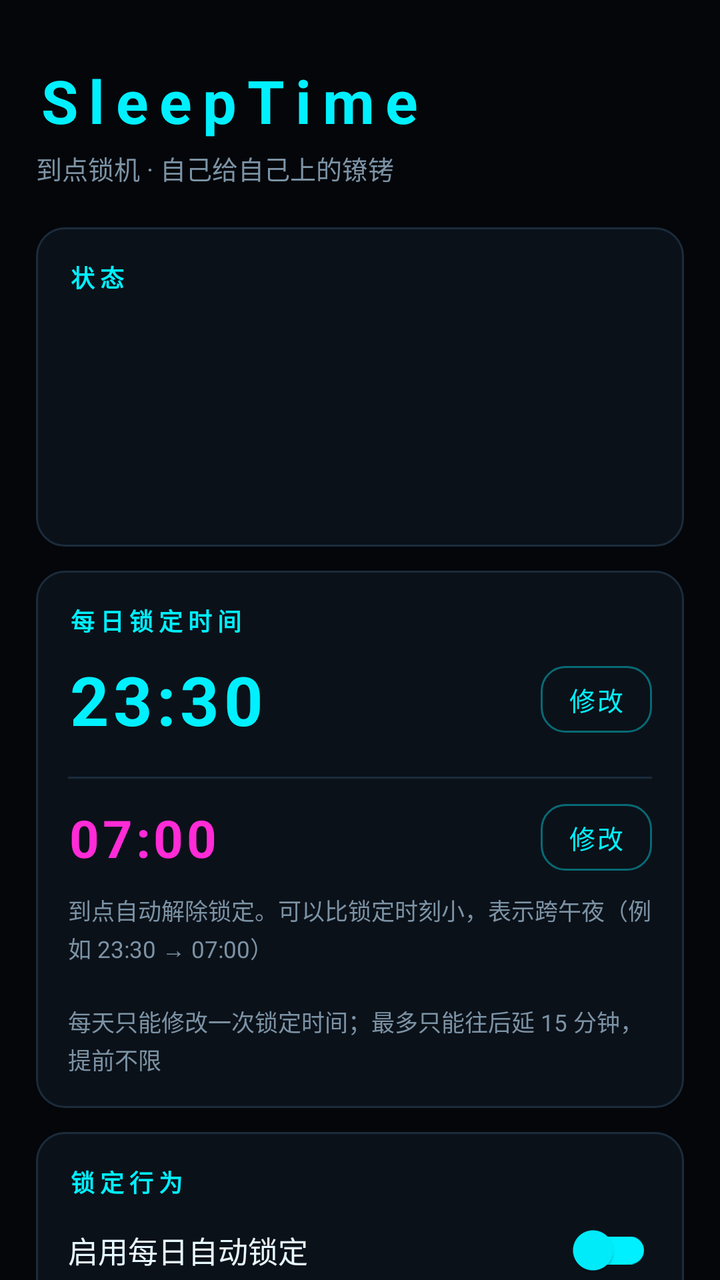
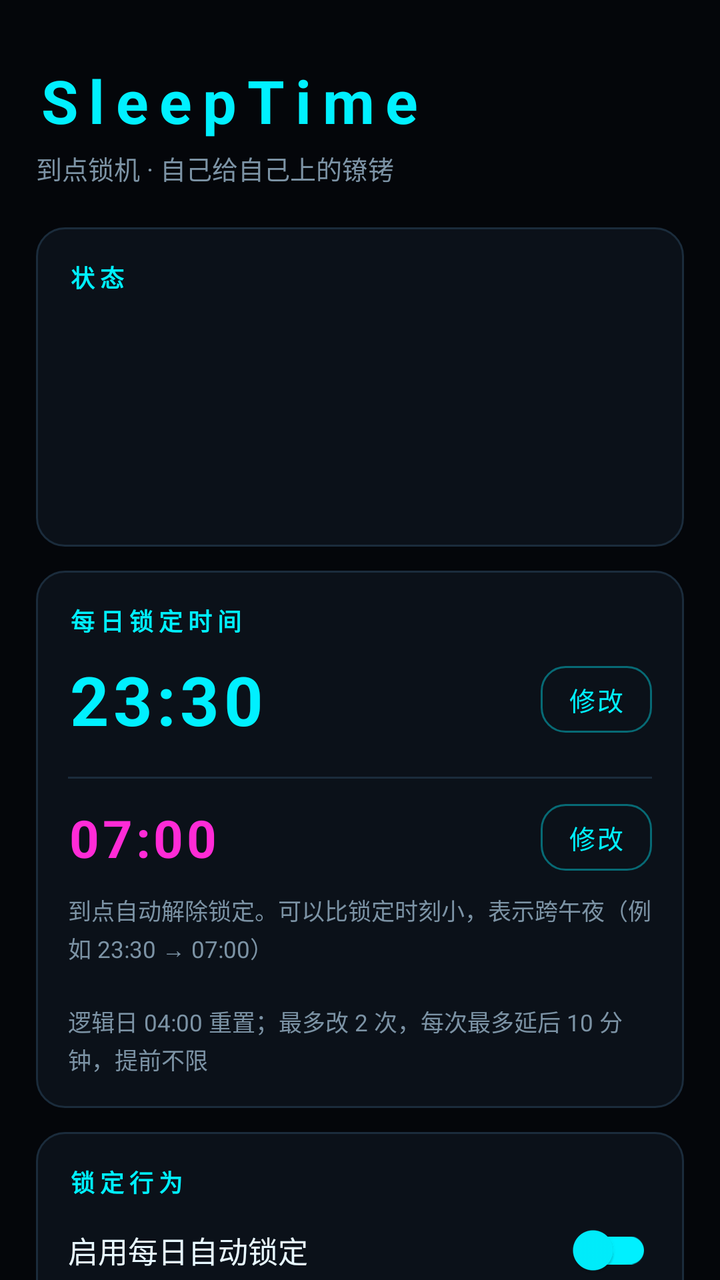

Screens rendered from an Android XML layout before and after an edit, with the pre-edit source and the edit as a unified diff.
<!-- AndroidManifest.xml: application theme Theme.SleepTime -->
<!-- res/layout/activity_main.xml -->
<?xml version="1.0" encoding="utf-8"?>
<ScrollView xmlns:android="http://schemas.android.com/apk/res/android"
    xmlns:app="http://schemas.android.com/apk/res-auto"
    android:layout_width="match_parent"
    android:layout_height="match_parent"
    android:background="@color/bg"
    android:fillViewport="true"
    android:scrollbars="none">

    <LinearLayout
        android:layout_width="match_parent"
        android:layout_height="wrap_content"
        android:orientation="vertical"
        android:paddingStart="18dp"
        android:paddingTop="30dp"
        android:paddingEnd="18dp"
        android:paddingBottom="44dp">

        
        <TextView
            android:layout_width="wrap_content"
            android:layout_height="wrap_content"
            android:letterSpacing="0.18"
            android:text="@string/app_name"
            android:textColor="@color/neon_cyan"
            android:textSize="30sp"
            android:textStyle="bold" />

        <TextView
            android:layout_width="wrap_content"
            android:layout_height="wrap_content"
            android:layout_marginTop="4dp"
            android:text="@string/brand_sub"
            android:textColor="@color/text_dim"
            android:textSize="13sp" />

        
        <LinearLayout style="@style/Card" android:layout_marginTop="20dp">

            <TextView style="@style/SecTitle" android:text="@string/sec_status" />

            <TextView
                android:id="@+id/tvStatusTitle"
                android:layout_width="match_parent"
                android:layout_height="wrap_content"
                android:layout_marginTop="10dp"
                android:textColor="@color/text"
                android:textSize="18sp"
                android:textStyle="bold" />

            <TextView
                android:id="@+id/tvStatusNext"
                android:layout_width="match_parent"
                android:layout_height="wrap_content"
                android:layout_marginTop="4dp"
                android:textColor="@color/text_dim"
                android:textSize="12.5sp" />

            <TextView
                android:id="@+id/tvCountdown"
                android:layout_width="match_parent"
                android:layout_height="wrap_content"
                android:layout_marginTop="10dp"
                android:textColor="@color/neon_magenta"
                android:textSize="14sp"
                android:letterSpacing="0.08" />

            <TextView
                android:id="@+id/tvLockState"
                android:layout_width="match_parent"
                android:layout_height="wrap_content"
                android:layout_marginTop="8dp"
                android:lineSpacingExtra="2dp"
                android:textColor="@color/text_dim"
                android:textSize="12.5sp" />
        </LinearLayout>

        
        <LinearLayout style="@style/Card">

            <TextView style="@style/SecTitle" android:text="@string/sec_time" />

            <LinearLayout style="@style/Row">

                <TextView
                    android:id="@+id/tvTime"
                    android:layout_width="0dp"
                    android:layout_height="wrap_content"
                    android:layout_weight="1"
                    android:letterSpacing="0.06"
                    android:text="23:30"
                    android:textColor="@color/neon_cyan"
                    android:textSize="34sp"
                    android:textStyle="bold" />

                <TextView
                    android:id="@+id/btnPickTime"
                    style="@style/Btn.Ghost"
                    android:text="@string/btn_pick_time" />
            </LinearLayout>

            <View
                android:layout_width="match_parent"
                android:layout_height="1dp"
                android:layout_marginTop="8dp"
                android:layout_marginBottom="4dp"
                android:background="@color/line" />

            <LinearLayout style="@style/Row">

                <TextView
                    android:id="@+id/tvUnlockTime"
                    android:layout_width="0dp"
                    android:layout_height="wrap_content"
                    android:layout_weight="1"
                    android:letterSpacing="0.06"
                    android:text="07:00"
                    android:textColor="@color/neon_magenta"
                    android:textSize="26sp"
                    android:textStyle="bold" />

                <TextView
                    android:id="@+id/btnPickUnlock"
                    style="@style/Btn.Ghost"
                    android:text="@string/btn_pick_time" />
            </LinearLayout>

            <TextView
                style="@style/Sub"
                android:text="到点自动解除锁定。可以比锁定时刻小，表示跨午夜（例如 23:30 → 07:00）" />

            <TextView
                android:id="@+id/tvNextAlarm"
                style="@style/Sub" />

            <TextView
                style="@style/Sub"
                android:text="每天只能修改一次锁定时间；最多只能往后延 15 分钟，提前不限" />
        </LinearLayout>

        
        <LinearLayout style="@style/Card">

            <TextView style="@style/SecTitle" android:text="@string/sec_switch" />

            <androidx.appcompat.widget.SwitchCompat
                android:id="@+id/swEnabled"
                android:layout_width="match_parent"
                android:layout_height="wrap_content"
                android:layout_marginTop="12dp"
                android:text="@string/sw_enabled"
                android:textColor="@color/text"
                android:textSize="15sp"
                app:trackTint="@color/neon_cyan"
                app:thumbTint="@color/neon_cyan" />

            <TextView style="@style/Sub" android:text="@string/sw_enabled_sub" />

            <androidx.appcompat.widget.SwitchCompat
                android:id="@+id/swNotify"
                android:layout_width="match_parent"
                android:layout_height="wrap_content"
                android:layout_marginTop="14dp"
                android:text="显示详细前台通知"
                android:textColor="@color/text"
                android:textSize="15sp"
                app:trackTint="@color/neon_cyan"
                app:thumbTint="@color/neon_cyan" />

            <TextView style="@style/Sub" android:text="关闭后仍保留系统要求的最小前台服务通知，无法完全隐藏" />

            <View
                android:layout_width="match_parent"
                android:layout_height="1dp"
                android:layout_marginTop="12dp"
                android:layout_marginBottom="4dp"
                android:background="@color/line" />

            <androidx.appcompat.widget.SwitchCompat
                android:id="@+id/swPinTask"
                android:layout_width="match_parent"
                android:layout_height="wrap_content"
                android:layout_marginTop="8dp"
                android:text="@string/sw_pin"
                android:textColor="@color/text"
                android:textSize="15sp"
                app:trackTint="@color/neon_cyan"
                app:thumbTint="@color/neon_cyan" />

            <TextView style="@style/Sub" android:text="@string/sw_pin_sub" />

            <androidx.appcompat.widget.SwitchCompat
                android:id="@+id/swAllowCalls"
                android:layout_width="match_parent"
                android:layout_height="wrap_content"
                android:layout_marginTop="14dp"
                android:text="@string/sw_calls"
                android:textColor="@color/text"
                android:textSize="15sp"
                app:trackTint="@color/neon_cyan"
                app:thumbTint="@color/neon_cyan" />

            <TextView style="@style/Sub" android:text="@string/sw_calls_sub" />

            <androidx.appcompat.widget.SwitchCompat
                android:id="@+id/swKeepScreen"
                android:layout_width="match_parent"
                android:layout_height="wrap_content"
                android:layout_marginTop="14dp"
                android:text="@string/sw_keep_screen"
                android:textColor="@color/text"
                android:textSize="15sp"
                app:trackTint="@color/neon_cyan"
                app:thumbTint="@color/neon_cyan" />

            <TextView style="@style/Sub" android:text="@string/sw_keep_screen_sub" />

            <androidx.appcompat.widget.SwitchCompat
                android:id="@+id/swTurnScreen"
                android:layout_width="match_parent"
                android:layout_height="wrap_content"
                android:layout_marginTop="14dp"
                android:text="@string/sw_turn_screen"
                android:textColor="@color/text"
                android:textSize="15sp"
                app:trackTint="@color/neon_cyan"
                app:thumbTint="@color/neon_cyan" />

            <TextView style="@style/Sub" android:text="@string/sw_turn_screen_sub" />
        </LinearLayout>

        
        <LinearLayout style="@style/Card">

            <TextView style="@style/SecTitle" android:text="@string/sec_hold" />

            <LinearLayout style="@style/Row">

                <LinearLayout
                    android:layout_width="0dp"
                    android:layout_height="wrap_content"
                    android:layout_weight="1"
                    android:orientation="vertical">

                    <TextView
                        android:id="@+id/tvHold"
                        android:layout_width="wrap_content"
                        android:layout_height="wrap_content"
                        android:textColor="@color/neon_magenta"
                        android:textSize="22sp"
                        android:textStyle="bold" />

                    <TextView
                        android:layout_width="wrap_content"
                        android:layout_height="wrap_content"
                        android:layout_marginTop="2dp"
                        android:text="手指按住黑屏不放，抬手即重新计时 · 无进度提示"
                        android:textColor="@color/text_dim"
                        android:textSize="11.5sp" />
                </LinearLayout>

                <TextView
                    android:id="@+id/btnPickHold"
                    style="@style/Btn.Ghost"
                    android:text="@string/btn_pick_hold" />
            </LinearLayout>

        </LinearLayout>

        
        <LinearLayout style="@style/Card">

            <TextView style="@style/SecTitle" android:text="@string/sec_font" />

            <TextView
                android:id="@+id/tvFontPreview"
                android:layout_width="match_parent"
                android:layout_height="wrap_content"
                android:layout_marginTop="14dp"
                android:gravity="center"
                android:letterSpacing="0.16"
                android:paddingTop="10dp"
                android:paddingBottom="10dp"
                android:text="SleepTime"
                android:textColor="@color/neon_cyan"
                android:textSize="30sp"
                android:textStyle="bold" />

            <TextView
                android:id="@+id/tvFontName"
                style="@style/Sub"
                android:gravity="center" />

            <LinearLayout
                android:layout_width="match_parent"
                android:layout_height="wrap_content"
                android:layout_marginTop="10dp"
                android:gravity="center"
                android:orientation="horizontal">

                <TextView
                    android:id="@+id/btnPickFont"
                    style="@style/Btn.Ghost"
                    android:text="@string/btn_pick_font" />

                <TextView
                    android:id="@+id/btnResetFont"
                    style="@style/Btn.Ghost"
                    android:layout_marginStart="10dp"
                    android:text="@string/btn_reset_font" />
            </LinearLayout>
        </LinearLayout>

        
        <LinearLayout style="@style/Card">

            <TextView style="@style/SecTitle" android:text="@string/sec_perm" />

            <LinearLayout style="@style/PermissionRow">

                <LinearLayout
                    android:layout_width="0dp"
                    android:layout_height="wrap_content"
                    android:layout_weight="1"
                    android:orientation="vertical">

                    <TextView style="@style/Label" android:text="悬浮窗（必须）" />

                    <TextView
                        android:id="@+id/tvOverlayState"
                        style="@style/Sub" />
                </LinearLayout>

                <TextView
                    android:id="@+id/btnOverlay"
                    style="@style/Btn.Ghost"
                    android:text="@string/btn_fix" />
            </LinearLayout>

            <LinearLayout style="@style/PermissionRow">

                <LinearLayout
                    android:layout_width="0dp"
                    android:layout_height="wrap_content"
                    android:layout_weight="1"
                    android:orientation="vertical">

                    <TextView style="@style/Label" android:text="精确闹钟（必须）" />

                    <TextView
                        android:id="@+id/tvAlarmState"
                        style="@style/Sub" />
                </LinearLayout>

                <TextView
                    android:id="@+id/btnAlarm"
                    style="@style/Btn.Ghost"
                    android:text="@string/btn_fix" />
            </LinearLayout>

            <LinearLayout style="@style/PermissionRow">

                <LinearLayout
                    android:layout_width="0dp"
                    android:layout_height="wrap_content"
                    android:layout_weight="1"
                    android:orientation="vertical">

                    <TextView style="@style/Label" android:text="通知 / 全屏提醒（建议）" />

                    <TextView
                        android:id="@+id/tvNotiState"
                        style="@style/Sub" />
                </LinearLayout>

                <TextView
                    android:id="@+id/btnNoti"
                    style="@style/Btn.Ghost"
                    android:text="@string/btn_fix" />
            </LinearLayout>

            <LinearLayout style="@style/PermissionRow">

                <LinearLayout
                    android:layout_width="0dp"
                    android:layout_height="wrap_content"
                    android:layout_weight="1"
                    android:orientation="vertical">

                    <TextView style="@style/Label" android:text="电话权限（来电解麦用）" />

                    <TextView
                        android:id="@+id/tvPhoneState"
                        style="@style/Sub" />
                </LinearLayout>

                <TextView
                    android:id="@+id/btnPhone"
                    style="@style/Btn.Ghost"
                    android:text="@string/btn_fix" />
            </LinearLayout>

            <LinearLayout style="@style/PermissionRow">

                <LinearLayout
                    android:layout_width="0dp"
                    android:layout_height="wrap_content"
                    android:layout_weight="1"
                    android:orientation="vertical">

                    <TextView style="@style/Label" android:text="勿扰权限（免打扰用）" />

                    <TextView
                        android:id="@+id/tvDndState"
                        style="@style/Sub" />
                </LinearLayout>

                <TextView
                    android:id="@+id/btnDnd"
                    style="@style/Btn.Ghost"
                    android:text="@string/btn_fix" />
            </LinearLayout>

            
            <LinearLayout style="@style/PermissionRow">

                <LinearLayout
                    android:layout_width="0dp"
                    android:layout_height="wrap_content"
                    android:layout_weight="1"
                    android:orientation="vertical">

                    <TextView style="@style/Label" android:text="自启动（设置-应用-自启动）" />

                    <TextView
                        android:id="@+id/tvBootState"
                        style="@style/Sub" />
                </LinearLayout>

                <TextView
                    android:id="@+id/btnBoot"
                    style="@style/Btn.Ghost"
                    android:text="@string/btn_goto_settings" />
            </LinearLayout>

            
            <LinearLayout style="@style/PermissionRow">

                <LinearLayout
                    android:layout_width="0dp"
                    android:layout_height="wrap_content"
                    android:layout_weight="1"
                    android:orientation="vertical">

                    <TextView style="@style/Label" android:text="耗电管理（应用详情-耗电管理）" />

                    <TextView
                        android:id="@+id/tvBgState"
                        style="@style/Sub" />
                </LinearLayout>

                <TextView
                    android:id="@+id/btnBg"
                    style="@style/Btn.Ghost"
                    android:text="@string/btn_goto_app_detail" />
            </LinearLayout>

        </LinearLayout>

        
        <LinearLayout style="@style/Card">

            <TextView style="@style/SecTitle" android:text="诊断日志" />

            <androidx.appcompat.widget.SwitchCompat
                android:id="@+id/swTrace"
                android:layout_width="match_parent"
                android:layout_height="wrap_content"
                android:layout_marginTop="8dp"
                android:text="记录诊断日志"
                android:textColor="@color/text"
                android:textSize="15sp"
                app:trackTint="@color/neon_cyan"
                app:thumbTint="@color/neon_cyan" />

            <TextView
                android:id="@+id/tvTraceInfo"
                style="@style/Sub" />

            <TextView
                android:id="@+id/btnClearTrace"
                style="@style/Btn.Ghost"
                android:layout_width="match_parent"
                android:layout_marginTop="12dp"
                android:text="清空日志" />
        </LinearLayout>

        
        <LinearLayout style="@style/Card">

            <TextView style="@style/SecTitle" android:text="@string/sec_action" />

            <TextView
                android:id="@+id/btnTest"
                style="@style/Btn.Primary"
                android:layout_width="match_parent"
                android:layout_marginTop="14dp"
                android:text="@string/btn_test" />

            <TextView
                android:id="@+id/btnStopTonight"
                style="@style/Btn.Ghost"
                android:layout_width="match_parent"
                android:layout_marginTop="10dp"
                android:text="@string/btn_stop_tonight" />

            <TextView
                android:id="@+id/btnUninstall"
                style="@style/Btn.Danger"
                android:layout_width="match_parent"
                android:layout_marginTop="10dp"
                android:text="@string/btn_uninstall" />
        </LinearLayout>

        
        <LinearLayout style="@style/Card">

            <TextView style="@style/SecTitle" android:text="@string/sec_help" />

            <TextView
                android:layout_width="match_parent"
                android:layout_height="wrap_content"
                android:layout_marginTop="10dp"
                android:lineSpacingExtra="4dp"
                android:text="@string/help"
                android:textColor="@color/text_dim"
                android:textSize="12sp" />
        </LinearLayout>

    </LinearLayout>
</ScrollView>
<!-- resources referenced by this layout -->
<resources>
  <color name="bg">#FF04060A</color>
  <color name="line">#FF1B2C3C</color>
  <color name="neon_cyan">#FF00F0FF</color>
  <color name="neon_magenta">#FFFF2BD6</color>
  <color name="text">#FFE8F8FF</color>
  <color name="text_dim">#FF7C93A5</color>
  <string name="app_name">SleepTime</string>
  <string name="brand_sub">到点锁机 · 自己给自己上的镣铐</string>
  <string name="btn_fix">去授权</string>
  <string name="btn_goto_app_detail">去应用详情</string>
  <string name="btn_goto_settings">去设置</string>
  <string name="btn_pick_font">导入 .ttf</string>
  <string name="btn_pick_hold">修改</string>
  <string name="btn_pick_time">修改</string>
  <string name="btn_reset_font">恢复内置</string>
  <string name="btn_stop_tonight">停用今晚</string>
  <string name="btn_test">立即测试锁定</string>
  <string name="btn_uninstall">完全卸载</string>
  <string name="help">1. 首次使用：把「悬浮窗」和「精确闹钟」两个权限都点亮，否则到点不会触发。\n2. 国产 ROM（MIUI / EMUI / ColorOS / OriginOS）必须再去系统设置里给 SleepTime 打开：自启动、后台弹出界面、省电策略→无限制，并在最近任务里给它加锁。不做这一步，23:30 大概率不会响。\n3. 第一次锁定会弹出系统的「要固定此屏幕吗」，勾选「不再询问」并确认。之后 Home、最近任务、下拉通知栏全部失效。\n4. 解锁：手指按住黑屏不放满设定时长。「睡眠时间...」会出现在 SleepTime 下方，全程没有任何进度提示，抬手即重新计时。\n5. 想中途脱身有两个系统级硬出口（本 App 拦不住，也不打算拦）：屏幕固定的「返回 + 最近任务」组合键；以及 adb shell am force-stop com.sleeptime.lock。\n6. 卸载：先长按解锁或点「停用今晚」，再点「完全卸载」。\n7. 别让它被「强行停止」：应用详情 → 管理闲置应用 → 关掉自动休眠；耗电管理别选「禁止后台运行」；也别用一键清理类工具停它。被停了 Android 不允许任何闹钟/广播送达，只能靠一条显式广播或手动打开来救活 —— 详见 README 的「唤醒契约」。</string>
  <string name="sec_action">操作</string>
  <string name="sec_font">锁屏字体</string>
  <string name="sec_help">使用说明 / 避坑</string>
  <string name="sec_hold">解锁难度</string>
  <string name="sec_perm">权限 / 设置</string>
  <string name="sec_status">状态</string>
  <string name="sec_switch">锁定行为</string>
  <string name="sec_time">每日锁定时间</string>
  <string name="sw_calls">来电时让出屏幕</string>
  <string name="sw_calls_sub">来电话 / 微信通话时自动撤掉黑幕，挂断后立刻恢复锁定</string>
  <string name="sw_enabled">启用每日自动锁定</string>
  <string name="sw_enabled_sub">关闭后不会自动锁，但今晚已排的锁仍会生效（用「停用今晚」取消）</string>
  <string name="sw_keep_screen">锁定时保持屏幕常亮</string>
  <string name="sw_keep_screen_sub">默认关。关着更省电：屏幕自己黑掉，再点亮依然是锁着的</string>
  <string name="sw_pin">进入系统「屏幕固定」模式</string>
  <string name="sw_pin_sub">强烈建议开。开启后 Home / 最近任务 / 通知栏全部失效，第一次会弹系统确认框</string>
  <string name="sw_turn_screen">锁定时点亮屏幕</string>
  <string name="sw_turn_screen_sub">默认关。开着会在 23:30 把屏幕唤醒（睡着时会晃眼）</string>
  <style name="Btn.Danger">
          <item name="android:background">@drawable/bg_btn_danger</item>
          <item name="android:textColor">@color/danger</item>
      </style>
  <style name="Btn.Primary">
          <item name="android:background">@drawable/bg_btn_primary</item>
          <item name="android:textColor">#FF04141A</item>
          <item name="android:textStyle">bold</item>
      </style>
  <style name="Label">
          <item name="android:layout_width">match_parent</item>
          <item name="android:layout_height">wrap_content</item>
          <item name="android:textColor">@color/text</item>
          <item name="android:textSize">15sp</item>
      </style>
  <color name="danger">#FFFF3B5C</color>
  <!-- drawable bg_card (drawable) -->
  <?xml version="1.0" encoding="utf-8"?>
  <shape xmlns:android="http://schemas.android.com/apk/res/android"
      android:shape="rectangle">
      <corners android:radius="14dp" />
      <solid android:color="@color/panel" />
      <stroke
          android:width="1dp"
          android:color="@color/line" />
  </shape>
  <style name="Theme.SleepTime.Dialog" parent="Theme.AppCompat.Dialog.Alert">
          <item name="android:windowBackground">@color/panel</item>
          <item name="android:textColorPrimary">@color/text</item>
          <item name="android:textColorSecondary">@color/text_dim</item>
          <item name="colorAccent">@color/neon_cyan</item>
      </style>
  <color name="panel">#FF0B1119</color>
  <!-- unchanged entries left out for length: 10 -->
</resources>

<!-- the commit's change to res/layout/activity_main.xml (unified diff, before → after) -->
@@ -135,7 +135,7 @@
 
             <TextView
                 style="@style/Sub"
-                android:text="每天只能修改一次锁定时间；最多只能往后延 15 分钟，提前不限" />
+                android:text="逻辑日 04:00 重置；最多改 2 次，每次最多延后 10 分钟，提前不限" />
         </LinearLayout>
 
         
